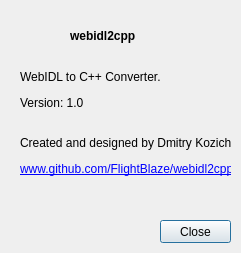
The window that source/application/about.ui (newtoo-official/Newtoo-web-interface-mapper) describes before a commit, drawn with Qt 5.
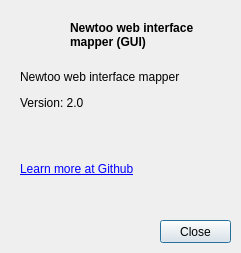
The same window after the commit. Icons and pictures are not drawn.

What changed in the file:
```diff
--- a/source/application/about.ui
+++ b/source/application/about.ui
@@ -55,16 +55,16 @@
    <property name="geometry">
     <rect>
      <x>70</x>
-     <y>20</y>
-     <width>131</width>
-     <height>31</height>
+     <y>10</y>
+     <width>151</width>
+     <height>51</height>
     </rect>
    </property>
    <property name="styleSheet">
     <string notr="true">font: 75 9pt &quot;MS Shell Dlg 2&quot;; font-weight: bold;</string>
    </property>
    <property name="text">
-    <string>webidl2cpp</string>
+    <string>&lt;html&gt;&lt;head/&gt;&lt;body&gt;&lt;p&gt;Newtoo web interface&lt;br/&gt;mapper (GUI)&lt;/p&gt;&lt;/body&gt;&lt;/html&gt;</string>
    </property>
   </widget>
   <widget class="QLabel" name="summary">
@@ -77,7 +77,7 @@
     </rect>
    </property>
    <property name="text">
-    <string>&lt;html&gt;&lt;head/&gt;&lt;body&gt;&lt;p&gt;WebIDL to C++ Converter.&lt;/p&gt;&lt;p&gt;Version: 1.0&lt;/p&gt;&lt;p&gt;&lt;br/&gt;Created and designed by Dmitry Kozichev.&lt;/p&gt;&lt;p&gt;&lt;a href=&quot;https://github.com/FlightBlaze/webidl2cpp&quot;&gt;&lt;span style=&quot; text-decoration: underline; color:#0000ff;&quot;&gt;www.github.com/FlightBlaze/webidl2cpp&lt;/span&gt;&lt;/a&gt;&lt;/p&gt;&lt;/body&gt;&lt;/html&gt;</string>
+    <string>&lt;html&gt;&lt;head/&gt;&lt;body&gt;&lt;p&gt;Newtoo web interface mapper&lt;/p&gt;&lt;p&gt;Version: 2.0&lt;/p&gt;&lt;p&gt;&lt;br/&gt;&lt;/p&gt;&lt;p&gt;&lt;a href=&quot;https://github.com/FlightBlaze/Newtoo-web-interface-mapper&quot;&gt;&lt;span style=&quot; text-decoration: underline; color:#0000ff;&quot;&gt;Learn more at Github&lt;/span&gt;&lt;/a&gt;&lt;/p&gt;&lt;/body&gt;&lt;/html&gt;</string>
    </property>
    <property name="alignment">
     <set>Qt::AlignLeading|Qt::AlignLeft|Qt::AlignTop</set>
```
